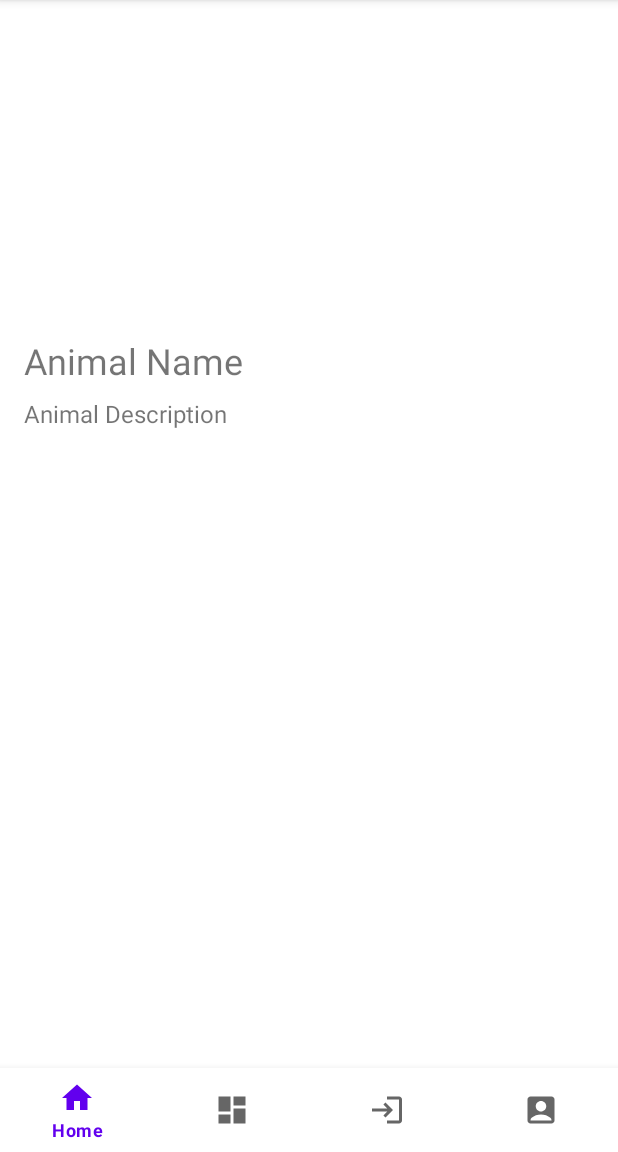
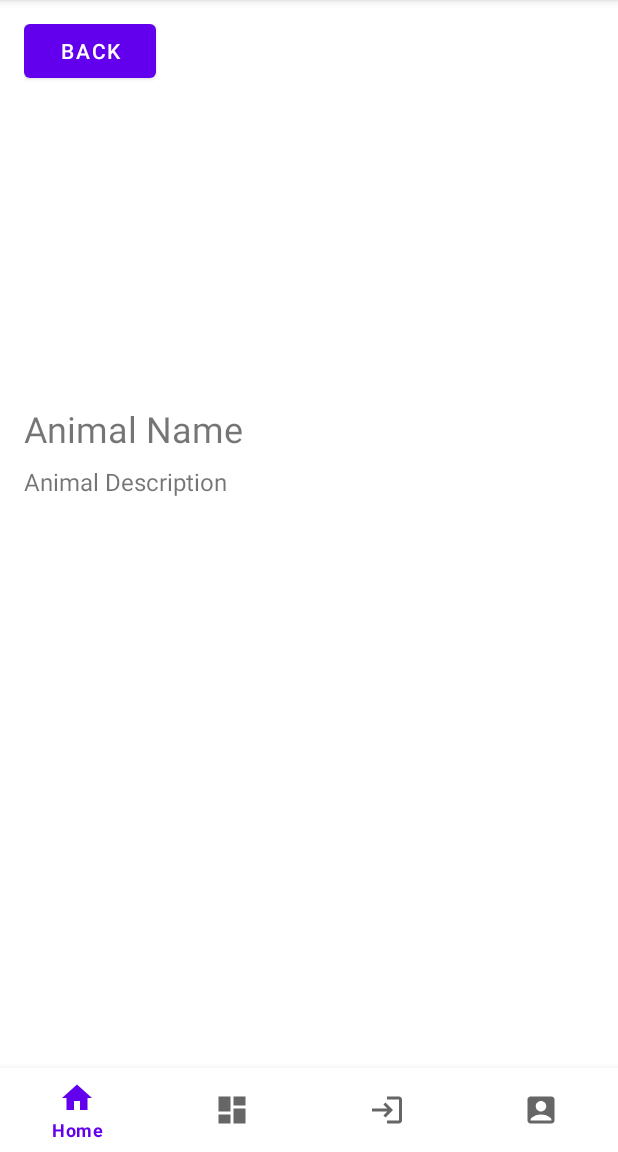
Before and after one commit to Oscar-Mallen/AnimalAlmanacVersion1, an Android app: the AnimalDetailFragment screen opened through its navigation route, on a phone screen of 412 x 824 dp, the part 84-1236 px from its top. Run offline under Robolectric (Android 15) with nearby library versions, the phone set to English and light mode, and no system bars; our stand-ins replace navigation-ui.

Commit message:
back button in animal detail fragment

```diff
--- a/app/src/main/res/layout/fragment_animal_detail.xml
+++ b/app/src/main/res/layout/fragment_animal_detail.xml
@@ -4,6 +4,17 @@
     android:layout_height="match_parent"
     android:orientation="vertical"
     android:padding="16dp">
+
+    <Button
+        android:id="@+id/backButton"
+        android:layout_width="wrap_content"
+        android:layout_height="wrap_content"
+        android:layout_alignParentStart="true"
+        android:layout_alignParentTop="true"
+        android:layout_marginTop="-6dp"
+        android:layout_marginBottom="3dp"
+
+        android:text="Back" />
 
     <ImageView
         android:id="@+id/animal_image_detail"
```
